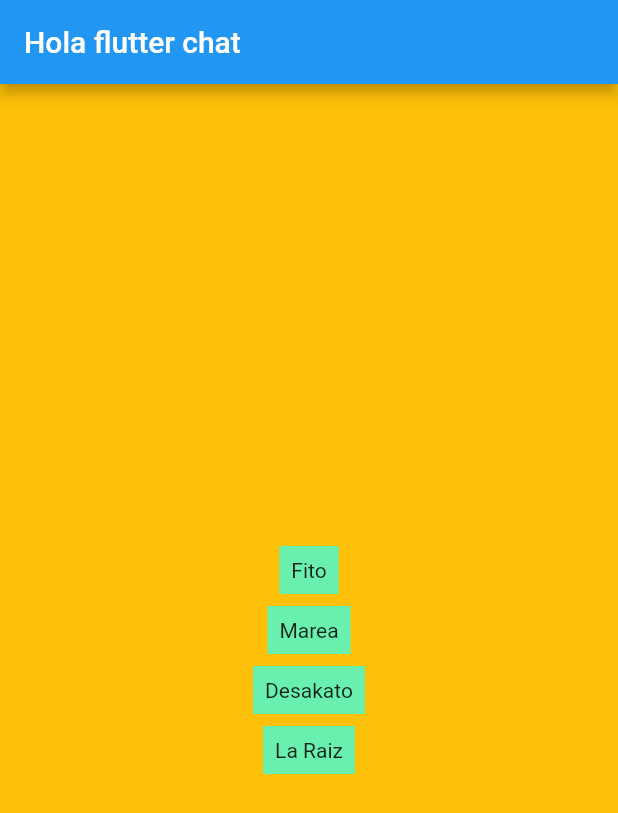
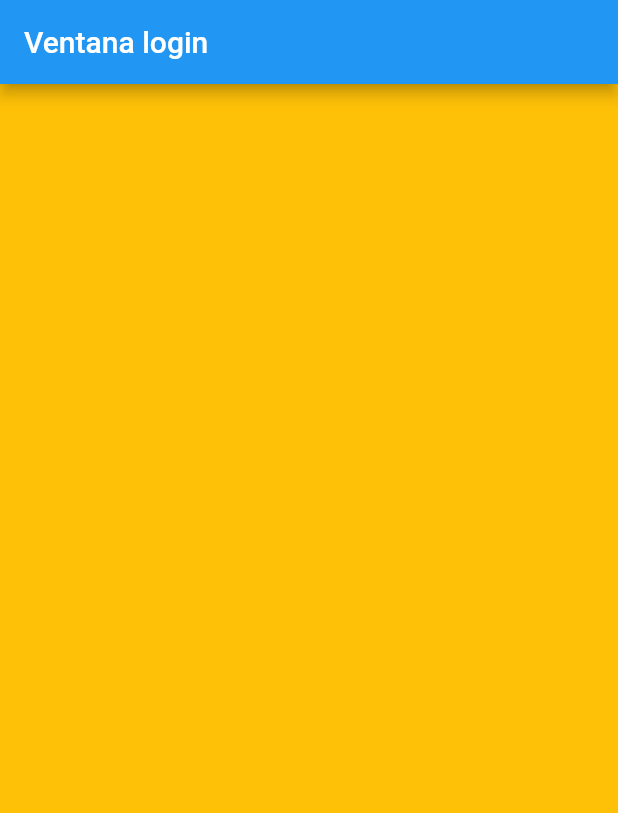
Before and after one commit to CarlosAbaloC/FlutterChatCasa, a Flutter app: the screen it shows after launch, on a phone screen of 412 x 824 dp. Shown: the top 813 px of the screen. Run offline on Flutter 3.47's test engine with Material 2 defaults, Android fonts, the phone set to English and light mode, and no system bars.

Commit message:
Video Vistas

```diff
--- a/lib/src/App.dart
+++ b/lib/src/App.dart
@@ -1,8 +1,8 @@
 
 
-import 'package:flutter/cupertino.dart';
 import 'package:flutter/material.dart';
 import 'package:flutter_chat_casa/src/custom_views/NameBox.dart';
+import 'package:flutter_chat_casa/src/login_views/LoginView.dart';
 
 class App extends StatelessWidget{
 
@@ -15,26 +15,7 @@ class App extends StatelessWidget{
 
     return MaterialApp(
       title: "Nombre de la app",
-      home: Scaffold(
-        appBar: AppBar( //Muestra la barra superior
-          title: Text("Hola flutter chat"),
-        ),
-        backgroundColor: Colors.amber,
-        body: Center( //Alinea el texto al centro
-          child: Column(
-            mainAxisAlignment: MainAxisAlignment.center,
-            children: [
-              NameBox(name: "Fito"),
-              SizedBox(height: 8.0),
-              NameBox(name: "Marea"),
-              SizedBox(height: 8.0),
-              NameBox(name: "Desakato"),
-              SizedBox(height: 8.0),
-              NameBox(name: "La Raiz"),
-            ],
-          ),
-        ),
-      ),
+      home: LoginView()
     );
   }
 }
--- /dev/null
+++ b/lib/src/login_views/LoginView.dart
@@ -0,0 +1,33 @@
+
+
+
+
+import 'package:flutter/material.dart';
+
+import '../custom_views/NameBox.dart';
+
+class LoginView extends StatelessWidget{
+
+  const LoginView({Key? key}) : super(key:key);
+
+  @override
+  Widget build(BuildContext context) {
+    // TODO: implement build
+    //throw UnimplementedError();
+
+    return Scaffold(
+      appBar: AppBar( //Muestra la barra superior
+        title: Text("Ventana login"),
+      ),
+      backgroundColor: Colors.amber,
+      body: Center( //Alinea el texto al centro
+        child: Column(
+          mainAxisAlignment: MainAxisAlignment.center,
+          children: [
+
+          ],
+        ),
+      ),
+    );
+  }
+}
```
